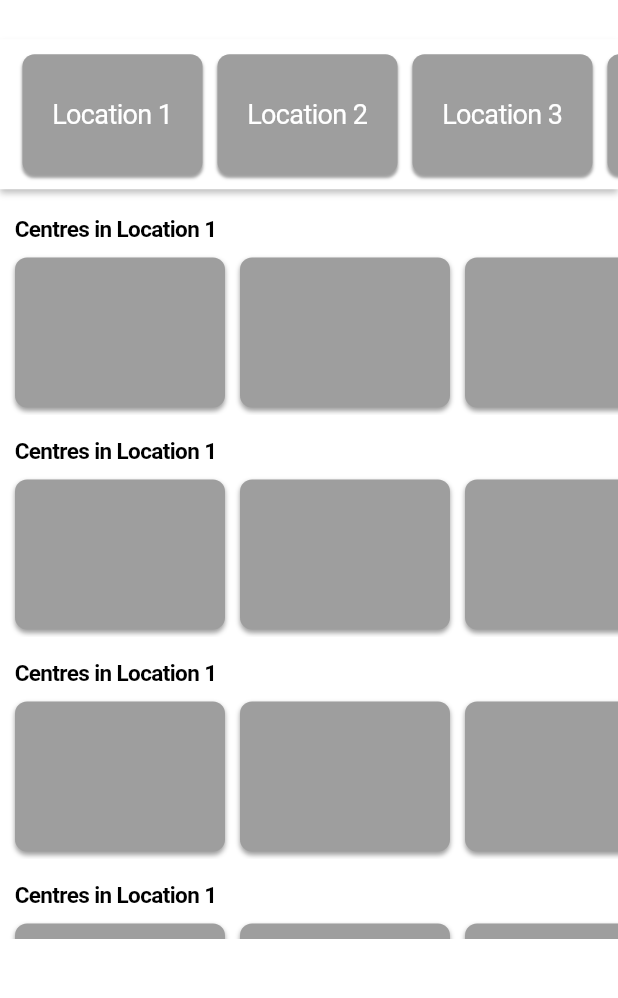
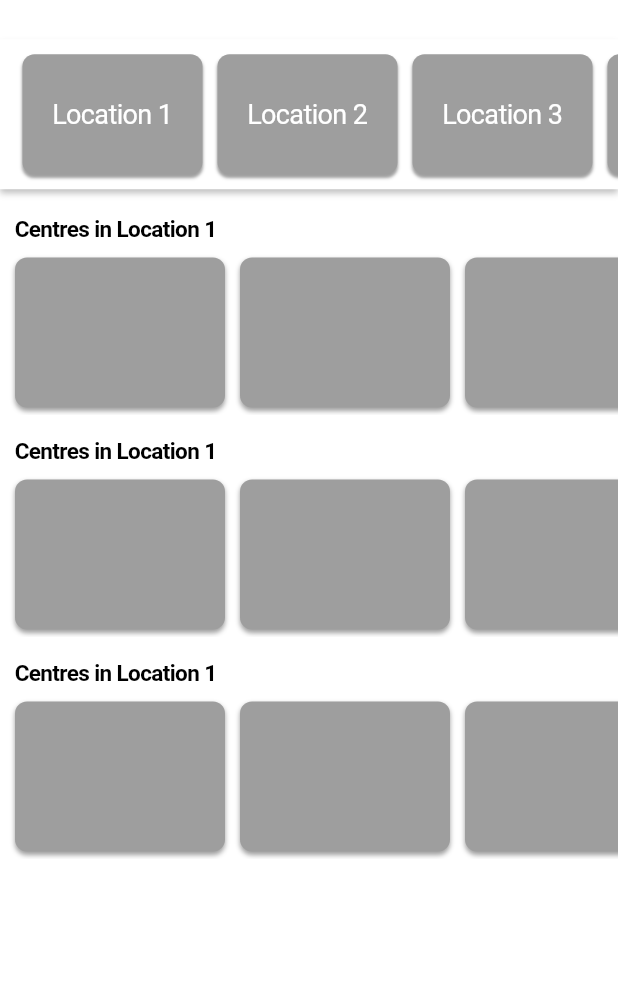
Before and after one commit to plokmij/search-pageUI, a Flutter app: the screen it shows after launch, on a phone screen of 412 x 824 dp, the part 62-1060 px from its top. Run offline on Flutter 3.47's test engine with Material 2 defaults, Android fonts, the phone set to English and light mode, and no system bars.

```diff
--- a/lib/main.dart
+++ b/lib/main.dart
@@ -6,9 +6,10 @@ import 'widgets/item_search_tile.dart';
 void main() {
   runApp(App());
 }
-
+//Al test
 class App extends StatelessWidget {
   Widget build(BuildContext context) {
+    //print(MediaQuery.of(context).size);
     return CupertinoApp(
       home: CupertinoPageScaffold(
         resizeToAvoidBottomInset: false,
@@ -34,23 +35,20 @@ class App extends StatelessWidget {
         child: Column(
           children: <Widget>[
             buildList(),
-            buildBody(),
+            buildBody(context),
           ],
         ),
       ),
     );
   }
 
-  Widget buildBody() {
+  Widget buildBody(BuildContext context) {
     return Container(
       /*decoration: BoxDecoration(
-        border: Border(
-          top: BorderSide(color: Colors.red, width: 10.0)
-        ),
+        border: Border(top: BorderSide(color: Colors.red, width: 10.0)),
       ),*/
-      alignment: Alignment.topCenter,
-      //constraints: BoxConstraints.expand(),
-      height: 500.0,
+      //alignment: Alignment.topCenter,
+      height: 462.0,
       child: ListView(
         padding: EdgeInsets.only(top: 17.5),
         shrinkWrap: true,
```
